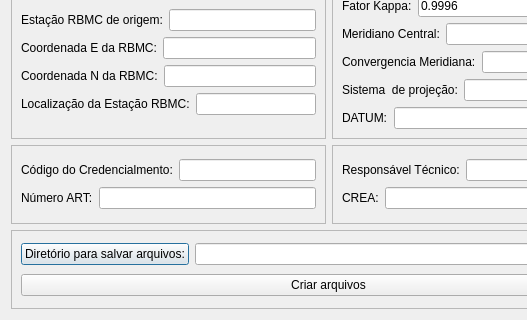
alanjso/AzimuthDistanceCalculator, file azimuthsAndDistances/ui_memorialGenerator.ui: the form before one commit; both pictures show x 0 to 527 and y 186 to 506 of the 657 by 506 pixel window.
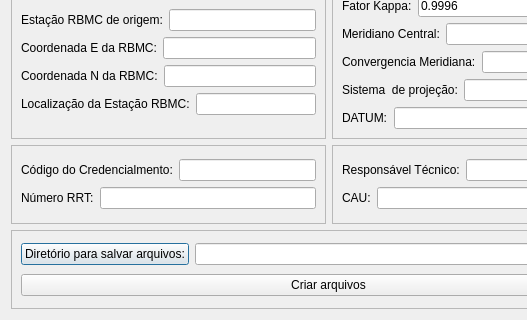
The form after the commit.

Commit message: Trocado labels de relatorio e telas, removido nome azimute planar e real, calculo somente do planar

Diff of the .ui file:
```diff
--- a/azimuthsAndDistances/ui_memorialGenerator.ui
+++ b/azimuthsAndDistances/ui_memorialGenerator.ui
@@ -365,7 +365,7 @@
           <item>
            <widget class="QLabel" name="label_18">
             <property name="text">
-             <string>Número ART:</string>
+             <string>Número RRT:</string>
             </property>
            </widget>
           </item>
@@ -409,7 +409,7 @@
           <item>
            <widget class="QLabel" name="label_16">
             <property name="text">
-             <string>CREA:</string>
+             <string>CAU:</string>
             </property>
            </widget>
           </item>
```
The commit also changes 5 other files.
